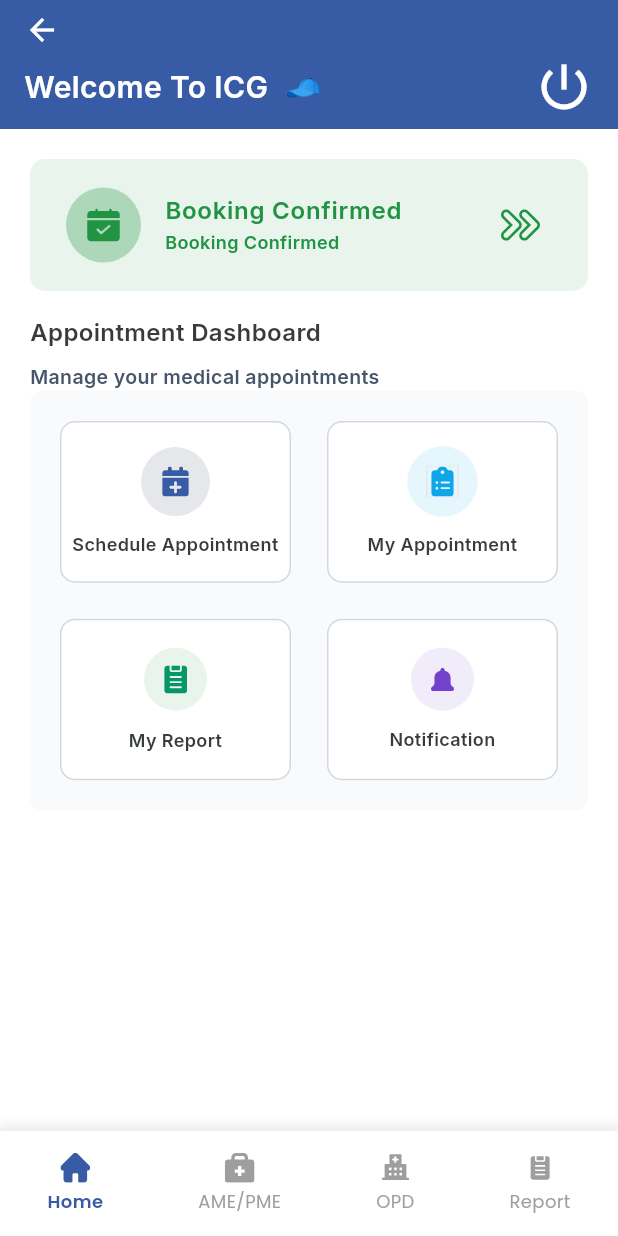
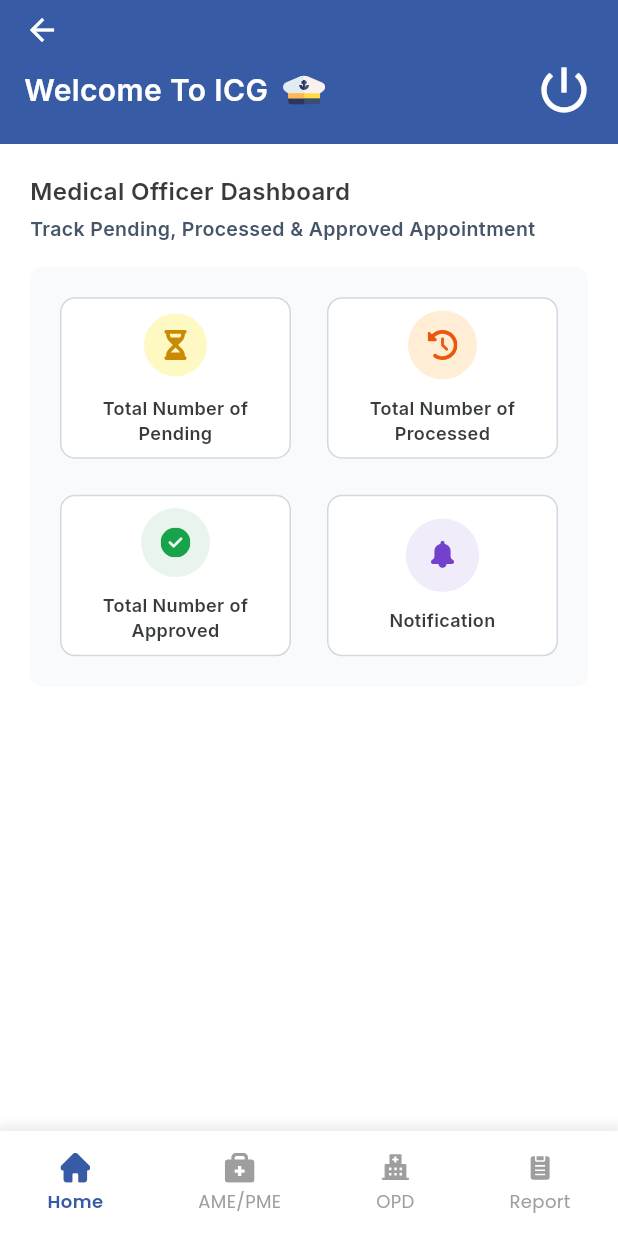
Before and after one commit to sahilq77/icg_navvy, a Flutter app: the HomeScreen screen opened by its route, on a phone screen of 412 x 824 dp. Run offline on Flutter 3.47's test engine with Material 3 defaults, Android fonts, the phone set to English and light mode, and no system bars; our stand-ins replace connectivity_plus, device_info_plus, dotted_border, dropdown_search, flutter_svg, font_awesome_flutter and 6 more; missing offline and left inert: colorful_safe_area, flutter_cached_pdfview; accounts and stored records are empty.

Commit message:
approving authority home screen

```diff
--- a/lib/utility/app_images.dart
+++ b/lib/utility/app_images.dart
@@ -12,6 +12,7 @@
   //category images/icons
   static const String calenderCheck = "assets/icons/calender_check.svg";
   static const String nextArrow = "assets/icons/next_arrow.svg";
+  static const String navyCapIcon = "assets/icons/navy-cap-icon.svg";
 
   static const String calenderPlusIcon = "assets/icons/calender_plus.svg";
   static const String myReportIcon = "assets/icons/myreport.svg";
@@ -22,6 +23,11 @@
   static const String profile = "assets/profile.png";
   static const String nodata = "assets/images/nodata.png";
   static const String thankyou = "assets/icons/Group_2.svg";
+
+  //dashboard Icons (Medical officer interface)
+  static const String pendingIcon = "assets/icons/pending-icon.svg";
+  static const String processedIcon = "assets/icons/processed-icon.svg";
+  static const String approvedIcon = "assets/icons/approved-icon.svg";
 
   //Schedule appoinment form IcONS
   static const String personIcon = "assets/icons/PersonIcon.svg";
@@ -49,7 +55,7 @@
   static const String doctorgreyIcon = "assets/icons/doctor-grey-icon.svg";
   static const String calendergreyIcon = "assets/icons/calender-grey-icon.svg";
 
-  //bottom navigation icons
+  //bottom navigation icons  (indivisual interface)
   static const String homeIcon = "assets/icons/home-icon.svg";
   static const String crownIcon = "assets/icons/bag-icon.svg";
   static const String leadsIcon = "assets/icons/hospital-grey-icon.svg";
--- a/lib/utility/app_utility.dart
+++ b/lib/utility/app_utility.dart
@@ -1,6 +1,5 @@
 import 'dart:convert';
 import 'dart:developer';
-
 import 'package:shared_preferences/shared_preferences.dart';
 
 //created by sahil
--- a/lib/view/home/home_screen.dart
+++ b/lib/view/home/home_screen.dart
@@ -450,20 +450,22 @@
         backgroundColor: AppColors.primary,
         bottom: PreferredSize(
           preferredSize: const Size.fromHeight(
-            30.0,
+            40.0,
           ), // Height of the bottom area
           child: Container(
             alignment: Alignment.center,
             padding: const EdgeInsets.only(
-              bottom: 8.0,
+              bottom: 16.0,
             ), // Optional padding for better positioning
             child: Padding(
               padding: const EdgeInsets.symmetric(horizontal: 16),
               child: Row(
                 mainAxisAlignment: MainAxisAlignment.spaceBetween,
                 children: [
+                  Row(
+                    children: [
                       Text(
-                    "Welcome To ICG  🧢",
+                        "Welcome To ICG",
                         textAlign: TextAlign.center,
                         style: GoogleFonts.inter(
                           fontWeight: FontWeight.w600,
@@ -472,6 +474,10 @@
                         ),
                         overflow: TextOverflow.ellipsis, // or TextOverflow.clip
                         // maxLines: 2, // Allow up to 2 lines for the text
+                      ),
+                      SizedBox(width: 10),
+                      SvgPicture.asset(AppImages.navyCapIcon),
+                    ],
                   ),
                   Icon(Icons.power_settings_new, color: Colors.white, size: 40),
                 ],
@@ -488,69 +494,26 @@
           child: Column(
             crossAxisAlignment: CrossAxisAlignment.start,
             children: [
-              Container(
-                padding: EdgeInsets.all(8),
-                decoration: BoxDecoration(
-                  color: AppColors.green.withOpacity(0.1),
-                  borderRadius: BorderRadius.circular(10),
-                ),
-                child: ListTile(
-                  leading: Container(
-                    height: 50,
-                    width: 50,
-                    padding: EdgeInsets.all(12),
-                    decoration: BoxDecoration(
-                      shape: BoxShape.circle,
-                      color: AppColors.green.withOpacity(0.3),
-                    ),
-                    child: SvgPicture.asset(
-                      AppImages.calenderCheck,
-                      height: 18,
-                      width: 18,
-                    ),
-                  ),
-                  title: Text(
-                    'Booking Confirmed',
-                    style: GoogleFonts.inter(
-                      fontSize: 16,
-                      fontWeight: FontWeight.w600,
-                      color: AppColors.green,
-                    ),
-                  ),
-                  subtitle: Text(
-                    'Booking Confirmed',
-                    style: GoogleFonts.inter(
-                      fontSize: 12,
-                      fontWeight: FontWeight.w600,
-                      color: AppColors.green,
-                    ),
-                  ),
-                  trailing: SvgPicture.asset(
-                    AppImages.nextArrow,
-                    // height: 18,
-                    // width: 18,
-                  ),
-                ),
-              ),
-              SizedBox(height: screenHeight * 0.02),
               Text(
-                'Appointment Dashboard',
+                'Medical Officer Dashboard',
                 style: GoogleFonts.inter(
                   fontSize: 16,
                   fontWeight: FontWeight.w600,
                   color: AppColors.defaultblack,
                 ),
               ),
-              SizedBox(height: screenHeight * 0.01),
+              SizedBox(height: screenHeight * 0.005),
               Text(
-                'Manage your medical appointments',
+                'Track Pending, Processed & Approved Appointment',
                 style: GoogleFonts.inter(
                   fontSize: 13,
                   fontWeight: FontWeight.w600,
                   color: AppColors.grey,
                 ),
               ),
+
               Container(
+                margin: EdgeInsets.symmetric(vertical: 16),
                 padding: EdgeInsets.all(16),
                 decoration: BoxDecoration(
                   color: const Color(0xFFF9FAFB),
@@ -567,25 +530,25 @@
                       1.4, // Makes grid items rectangular (wider than tall)
                   children: [
                     _buildCard(
-                      icon: AppImages.calenderPlusIcon,
-                      color: const Color(0xFFE5E7EB),
-                      text: 'Schedule Appointment',
+                      icon: AppImages.pendingIcon,
+                      color: const Color(0xFFFEF9C3),
+                      text: 'Total Number of Pending',
                       tap: () {
                         Get.toNamed(AppRoutes.appoinmentType);
                       },
                     ),
                     _buildCard(
-                      icon: AppImages.myAppoinmentIcon,
-                      color: const Color(0xFF0EA5E9).withOpacity(0.1),
-                      text: 'My Appointment',
+                      icon: AppImages.processedIcon,
+                      color: const Color(0xFFFFEDD5),
+                      text: 'Total Number of Processed',
                       tap: () {
                         Get.toNamed(AppRoutes.appoinmentHistory);
                       },
                     ),
                     _buildCard(
-                      icon: AppImages.myReportIcon,
+                      icon: AppImages.approvedIcon,
                       color: AppColors.green.withOpacity(0.1),
-                      text: 'My Report',
+                      text: 'Total Number of Approved',
                       tap: () {
                         Get.toNamed(AppRoutes.myReportlist);
                       },
@@ -603,6 +566,124 @@
               ),
             ],
           ),
+          // Column(
+          //   crossAxisAlignment: CrossAxisAlignment.start,
+          //   children: [
+          //     Container(
+          //       padding: EdgeInsets.all(8),
+          //       decoration: BoxDecoration(
+          //         color: AppColors.green.withOpacity(0.1),
+          //         borderRadius: BorderRadius.circular(10),
+          //       ),
+          //       child: ListTile(
+          //         leading: Container(
+          //           height: 50,
+          //           width: 50,
+          //           padding: EdgeInsets.all(12),
+          //           decoration: BoxDecoration(
+          //             shape: BoxShape.circle,
+          //             color: AppColors.green.withOpacity(0.3),
+          //           ),
+          //           child: SvgPicture.asset(
+          //             AppImages.calenderCheck,
+          //             height: 18,
+          //             width: 18,
+          //           ),
+          //         ),
+          //         title: Text(
+          //           'Booking Confirmed',
+          //           style: GoogleFonts.inter(
+          //             fontSize: 16,
+          //             fontWeight: FontWeight.w600,
+          //             color: AppColors.green,
+          //           ),
+          //         ),
+          //         subtitle: Text(
+          //           'Booking Confirmed',
+          //           style: GoogleFonts.inter(
+          //             fontSize: 12,
+          //             fontWeight: FontWeight.w600,
+          //             color: AppColors.green,
+          //           ),
+          //         ),
+          //         trailing: SvgPicture.asset(
+          //           AppImages.nextArrow,
+          //           // height: 18,
+          //           // width: 18,
+          //         ),
+          //       ),
+          //     ),
+          //     SizedBox(height: screenHeight * 0.02),
+          //     Text(
+          //       'Appointment Dashboard',
+          //       style: GoogleFonts.inter(
+          //         fontSize: 16,
+          //         fontWeight: FontWeight.w600,
+          //         color: AppColors.defaultblack,
+          //       ),
+          //     ),
+          //     SizedBox(height: screenHeight * 0.005),
+          //     Text(
+          //       'Manage your medical appointments',
+          //       style: GoogleFonts.inter(
+          //         fontSize: 13,
+          //         fontWeight: FontWeight.w600,
+          //         color: AppColors.grey,
+          //       ),
+          //     ),
+          //     Container(
+          //       padding: EdgeInsets.all(16),
+          //       decoration: BoxDecoration(
+          //         color: const Color(0xFFF9FAFB),
+          //         borderRadius: BorderRadius.circular(8),
+          //       ),
+          //       child: GridView.count(
+          //         physics: NeverScrollableScrollPhysics(),
+          //         shrinkWrap: true,
+          //         crossAxisCount: 2,
+
+          //         crossAxisSpacing: 16.0,
+          //         mainAxisSpacing: 16.0,
+          //         childAspectRatio:
+          //             1.4, // Makes grid items rectangular (wider than tall)
+          //         children: [
+          //           _buildCard(
+          //             icon: AppImages.calenderPlusIcon,
+          //             color: const Color(0xFFE5E7EB),
+          //             text: 'Schedule Appointment',
+          //             tap: () {
+          //               Get.toNamed(AppRoutes.appoinmentType);
+          //             },
+          //           ),
+          //           _buildCard(
+          //             icon: AppImages.myAppoinmentIcon,
+          //             color: const Color(0xFF0EA5E9).withOpacity(0.1),
+          //             text: 'My Appointment',
+          //             tap: () {
+          //               Get.toNamed(AppRoutes.appoinmentHistory);
+          //             },
+          //           ),
+          //           _buildCard(
+          //             icon: AppImages.myReportIcon,
+          //             color: AppColors.green.withOpacity(0.1),
+          //             text: 'My Report',
+          //             tap: () {
+          //               Get.toNamed(AppRoutes.myReportlist);
+          //             },
+          //           ),
+          //           _buildCard(
+          //             icon: AppImages.notificationIcon,
+          //             color: const Color(0xFF7441CD).withOpacity(0.1),
+          //             text: 'Notification',
+          //             tap: () {
+          //               Get.toNamed(AppRoutes.notification);
+          //             },
+          //           ),
+          //         ],
+          //       ),
+          //     ),
+          //   ],
+          // ),
         ),
       ),
       bottomNavigationBar: CustomBottomBar(),
@@ -638,7 +719,7 @@
                   color: AppColors.defaultblack,
                 ),
                 overflow: TextOverflow.ellipsis, // or TextOverflow.clip
-                // maxLines: 2, // Allow up to 2 lines for the text
+                maxLines: 2, // Allow up to 2 lines for the text
               ),
             ],
           ),
```
Also changed, not shown: lib/controller/my_report/my_report_controlller.dart (added, +118 -0 lines), lib/model/my_report/my_report_model.dart (added, +57 -0 lines), lib/view/my_report/my_report_screen.dart (+3 -4 lines), assets/icons/approved-icon.svg (added), assets/icons/navy-cap-icon.svg (added), assets/icons/notification_bell.svg, assets/icons/pending-icon.svg (added), assets/icons/processed-icon.svg (added). Lines whose indentation alone changed are shown as unchanged.
